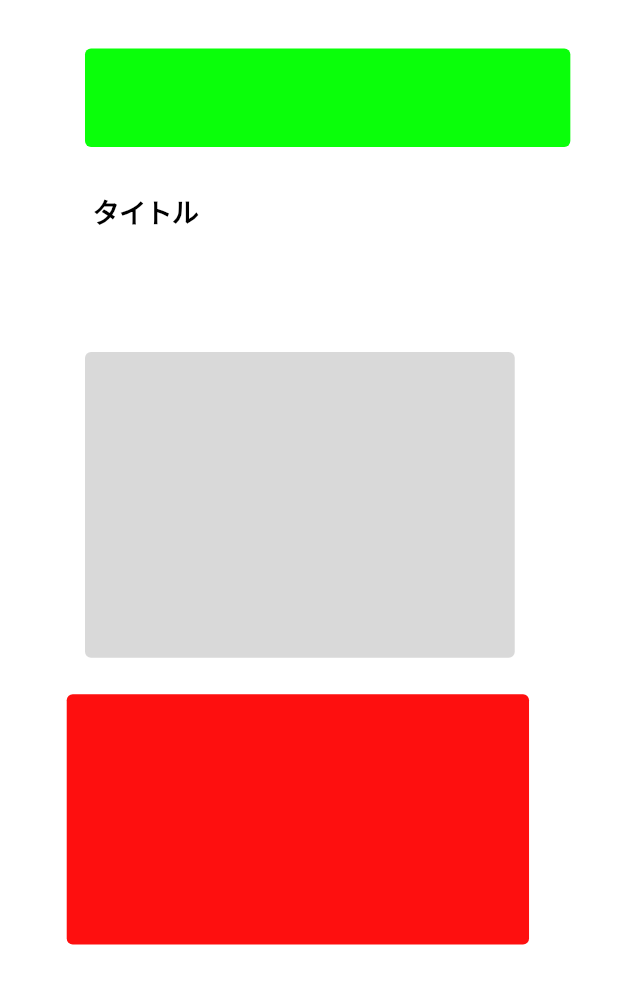
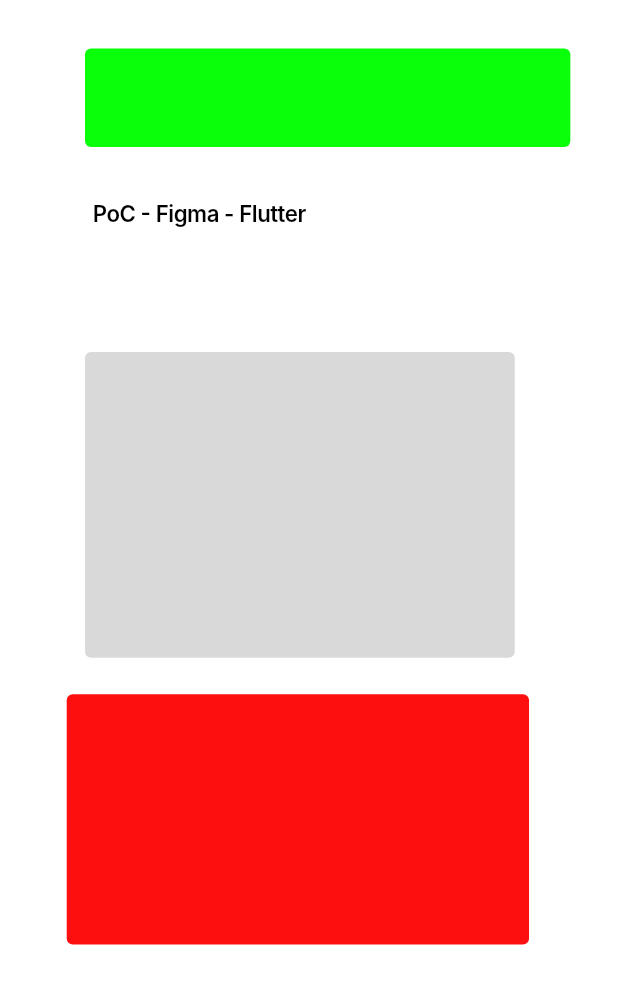
Before and after one commit to nkmrtds2015/poc-figma-flutter, a Flutter app: the screen it shows after launch, on a phone screen of 412 x 824 dp. Shown: the top 984 px of the screen. Run offline on Flutter 3.47's test engine with Material 3 defaults, Android fonts, the phone set to English and light mode, and no system bars; Roboto replaces fonts that are missing (Inter).

Commit message:
feat: タイトルテキストを「PoC - Figma - Flutter」に変更
Co-Authored-By: Claude Sonnet 4.6 <noreply@anthropic.com>

```diff
--- a/lib/screens/dashboard_screen.dart
+++ b/lib/screens/dashboard_screen.dart
@@ -34,19 +34,19 @@ class DashboardScreen extends StatelessWidget {
                 ),
               ),
 
-              // タイトルテキスト (x:117, y:209, 295x118)
+              // タイトルテキスト (x:117, y:209, 580x118)
               Positioned(
                 left: 117 * scale,
                 top: 209 * scale,
-                width: 295 * scale,
+                width: 580 * scale,
                 height: 118 * scale,
                 child: Align(
                   alignment: Alignment.centerLeft,
                   child: Text(
-                    'タイトル',
+                    'PoC - Figma - Flutter',
                     style: AppTextStyles.title.copyWith(
-                      fontSize: 34 * scale,
-                      letterSpacing: -0.68 * scale,
+                      fontSize: 28 * scale,
+                      letterSpacing: -0.56 * scale,
                     ),
                   ),
                 ),
```
